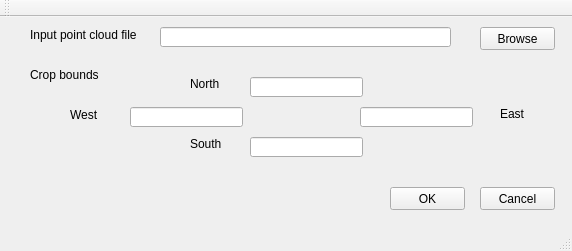
Qt form ui/cropr.ui (USArmyResearchLab/Fusion3D) before a commit.
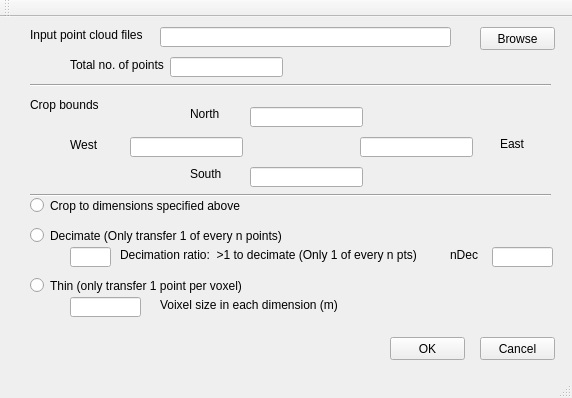
The same form after that commit.

```diff
--- a/ui/cropr.ui
+++ b/ui/cropr.ui
@@ -7,7 +7,7 @@
     <x>0</x>
     <y>0</y>
     <width>572</width>
-    <height>251</height>
+    <height>398</height>
    </rect>
   </property>
   <property name="windowTitle">
@@ -28,7 +28,7 @@
     <property name="geometry">
      <rect>
       <x>250</x>
-      <y>60</y>
+      <y>90</y>
       <width>113</width>
       <height>20</height>
      </rect>
@@ -38,7 +38,7 @@
     <property name="geometry">
      <rect>
       <x>250</x>
-      <y>120</y>
+      <y>150</y>
       <width>113</width>
       <height>20</height>
      </rect>
@@ -48,7 +48,7 @@
     <property name="geometry">
      <rect>
       <x>130</x>
-      <y>90</y>
+      <y>120</y>
       <width>113</width>
       <height>20</height>
      </rect>
@@ -58,7 +58,7 @@
     <property name="geometry">
      <rect>
       <x>360</x>
-      <y>90</y>
+      <y>120</y>
       <width>113</width>
       <height>20</height>
      </rect>
@@ -81,7 +81,7 @@
     <property name="geometry">
      <rect>
       <x>390</x>
-      <y>170</y>
+      <y>320</y>
       <width>75</width>
       <height>23</height>
      </rect>
@@ -94,7 +94,7 @@
     <property name="geometry">
      <rect>
       <x>480</x>
-      <y>170</y>
+      <y>320</y>
       <width>75</width>
       <height>23</height>
      </rect>
@@ -108,19 +108,19 @@
      <rect>
       <x>30</x>
       <y>10</y>
-      <width>111</width>
+      <width>121</width>
       <height>16</height>
      </rect>
     </property>
     <property name="text">
-     <string>Input point cloud file</string>
+     <string>Input point cloud files</string>
     </property>
    </widget>
    <widget class="QLabel" name="label_2">
     <property name="geometry">
      <rect>
       <x>30</x>
-      <y>50</y>
+      <y>80</y>
       <width>81</width>
       <height>16</height>
      </rect>
@@ -133,7 +133,7 @@
     <property name="geometry">
      <rect>
       <x>190</x>
-      <y>60</y>
+      <y>90</y>
       <width>47</width>
       <height>13</height>
      </rect>
@@ -146,7 +146,7 @@
     <property name="geometry">
      <rect>
       <x>190</x>
-      <y>120</y>
+      <y>150</y>
       <width>47</width>
       <height>13</height>
      </rect>
@@ -159,7 +159,7 @@
     <property name="geometry">
      <rect>
       <x>70</x>
-      <y>90</y>
+      <y>120</y>
       <width>47</width>
       <height>16</height>
      </rect>
@@ -172,7 +172,7 @@
     <property name="geometry">
      <rect>
       <x>500</x>
-      <y>90</y>
+      <y>120</y>
       <width>47</width>
       <height>13</height>
      </rect>
@@ -181,6 +181,163 @@
      <string>East</string>
     </property>
    </widget>
+   <widget class="Line" name="line">
+    <property name="geometry">
+     <rect>
+      <x>30</x>
+      <y>60</y>
+      <width>521</width>
+      <height>16</height>
+     </rect>
+    </property>
+    <property name="orientation">
+     <enum>Qt::Horizontal</enum>
+    </property>
+   </widget>
+   <widget class="QLabel" name="label_7">
+    <property name="geometry">
+     <rect>
+      <x>70</x>
+      <y>40</y>
+      <width>101</width>
+      <height>16</height>
+     </rect>
+    </property>
+    <property name="text">
+     <string>Total no. of points</string>
+    </property>
+   </widget>
+   <widget class="QLineEdit" name="nPtsEdit">
+    <property name="geometry">
+     <rect>
+      <x>170</x>
+      <y>40</y>
+      <width>113</width>
+      <height>20</height>
+     </rect>
+    </property>
+   </widget>
+   <widget class="Line" name="line_2">
+    <property name="geometry">
+     <rect>
+      <x>30</x>
+      <y>170</y>
+      <width>521</width>
+      <height>16</height>
+     </rect>
+    </property>
+    <property name="orientation">
+     <enum>Qt::Horizontal</enum>
+    </property>
+   </widget>
+   <widget class="QLabel" name="label_8">
+    <property name="geometry">
+     <rect>
+      <x>120</x>
+      <y>230</y>
+      <width>321</width>
+      <height>16</height>
+     </rect>
+    </property>
+    <property name="text">
+     <string>Decimation ratio:  &gt;1 to decimate (Only 1 of every n pts)</string>
+    </property>
+   </widget>
+   <widget class="QLineEdit" name="decimateEdit">
+    <property name="geometry">
+     <rect>
+      <x>70</x>
+      <y>230</y>
+      <width>41</width>
+      <height>20</height>
+     </rect>
+    </property>
+   </widget>
+   <widget class="QLineEdit" name="nNewEdit">
+    <property name="geometry">
+     <rect>
+      <x>492</x>
+      <y>230</y>
+      <width>61</width>
+      <height>20</height>
+     </rect>
+    </property>
+   </widget>
+   <widget class="QLabel" name="label_9">
+    <property name="geometry">
+     <rect>
+      <x>450</x>
+      <y>230</y>
+      <width>31</width>
+      <height>16</height>
+     </rect>
+    </property>
+    <property name="text">
+     <string>nDec</string>
+    </property>
+   </widget>
+   <widget class="QRadioButton" name="cropButton">
+    <property name="geometry">
+     <rect>
+      <x>30</x>
+      <y>180</y>
+      <width>211</width>
+      <height>17</height>
+     </rect>
+    </property>
+    <property name="text">
+     <string>Crop to dimensions specified above</string>
+    </property>
+   </widget>
+   <widget class="QRadioButton" name="decimateButton">
+    <property name="geometry">
+     <rect>
+      <x>30</x>
+      <y>210</y>
+      <width>351</width>
+      <height>17</height>
+     </rect>
+    </property>
+    <property name="text">
+     <string>Decimate (Only transfer 1 of every n points)</string>
+    </property>
+   </widget>
+   <widget class="QRadioButton" name="thinButton">
+    <property name="geometry">
+     <rect>
+      <x>30</x>
+      <y>260</y>
+      <width>271</width>
+      <height>17</height>
+     </rect>
+    </property>
+    <property name="text">
+     <string>Thin (only transfer 1 point per voxel)</string>
+    </property>
+   </widget>
+   <widget class="QLineEdit" name="voxelEdit">
+    <property name="geometry">
+     <rect>
+      <x>70</x>
+      <y>280</y>
+      <width>71</width>
+      <height>20</height>
+     </rect>
+    </property>
+   </widget>
+   <widget class="QLabel" name="label_10">
+    <property name="geometry">
+     <rect>
+      <x>160</x>
+      <y>280</y>
+      <width>231</width>
+      <height>16</height>
+     </rect>
+    </property>
+    <property name="text">
+     <string>Voixel size in each dimension (m) </string>
+    </property>
+   </widget>
   </widget>
   <widget class="QMenuBar" name="menuBar">
    <property name="geometry">
```
Left out of the diff: 21 changed lines with no effect on the pictures.
